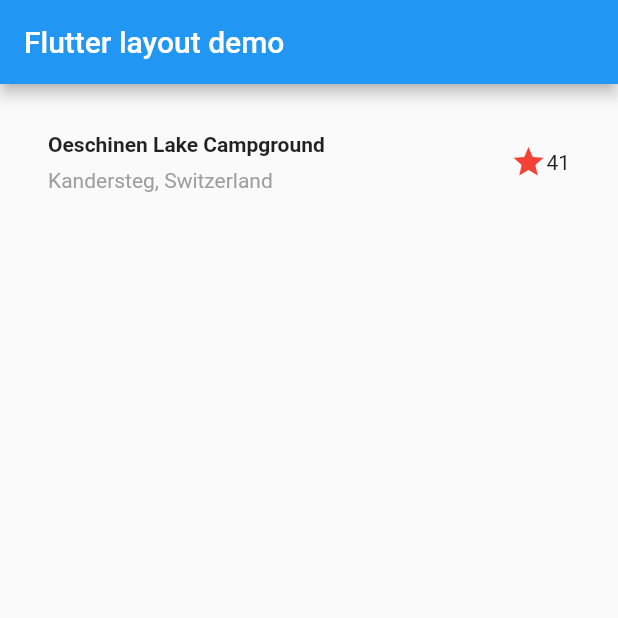
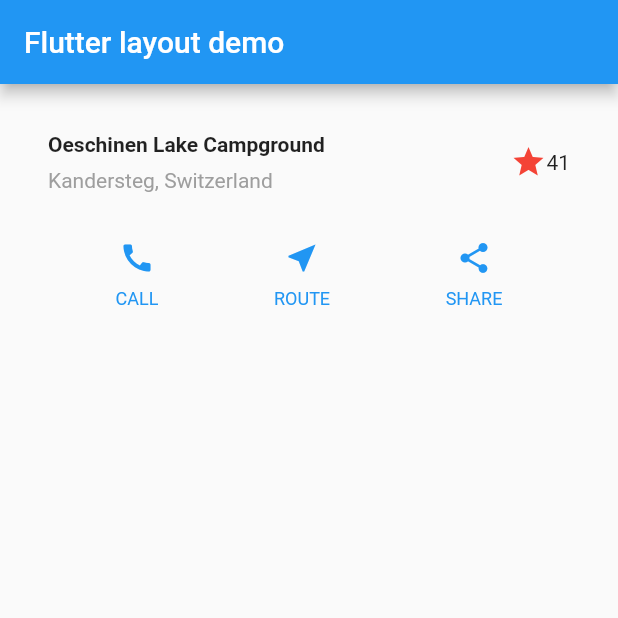
Before and after one commit to SeijiFukuoka/LayoutsFlutterApp, a Flutter app: the screen it shows after launch, on a phone screen of 412 x 824 dp, the top half of it. Run offline on Flutter 3.47's test engine with Material 2 defaults, Android fonts, the phone set to English and light mode, and no system bars.

Commit message:
[FEAT] Add buttom row

```diff
--- a/lib/main.dart
+++ b/lib/main.dart
@@ -7,6 +7,8 @@ import 'package:flutter/material.dart';
 void main() => runApp(MyApp());
 
 class MyApp extends StatelessWidget {
+  @override
+  Widget build(BuildContext context) {
     Widget titleSection = Container(
       padding: const EdgeInsets.all(32),
       child: Row(
@@ -38,8 +40,7 @@ class MyApp extends StatelessWidget {
                       style: TextStyle(
                         fontWeight: FontWeight.bold,
                       ),
-              )
-              ),
+                    )),
                 Text(
                   'Kandersteg, Switzerland',
                   style: TextStyle(
@@ -66,8 +67,19 @@ class MyApp extends StatelessWidget {
       ),
     );
 
-  @override
-  Widget build(BuildContext context) {
+    Color color = Theme.of(context).primaryColor;
+
+    Widget buttonSection = Container(
+      child: Row(
+        mainAxisAlignment: MainAxisAlignment.spaceEvenly,
+        children: [
+          _buildButtonColumn(color, Icons.call, 'CALL'),
+          _buildButtonColumn(color, Icons.near_me, 'ROUTE'),
+          _buildButtonColumn(color, Icons.share, 'SHARE'),
+        ],
+      ),
+    );
+
     return MaterialApp(
       title: 'Flutter layouts demo',
       home: Scaffold(
@@ -77,9 +89,31 @@ class MyApp extends StatelessWidget {
         body: Column(
           children: <Widget>[
             titleSection,
+            buttonSection,
           ],
         ),
       ),
     );
   }
+
+  Column _buildButtonColumn(Color color, IconData icon, String label) {
+    return Column(
+      mainAxisSize: MainAxisSize.min,
+      mainAxisAlignment: MainAxisAlignment.center,
+      children: [
+        Icon(icon, color: color),
+        Container(
+          margin: const EdgeInsets.only(top: 8),
+          child: Text(
+            label,
+            style: TextStyle(
+              fontSize: 12,
+              fontWeight: FontWeight.w400,
+              color: color,
+            ),
+          ),
+        ),
+      ],
+    );
   }
+}
```
Lines whose indentation alone changed are shown as unchanged.
